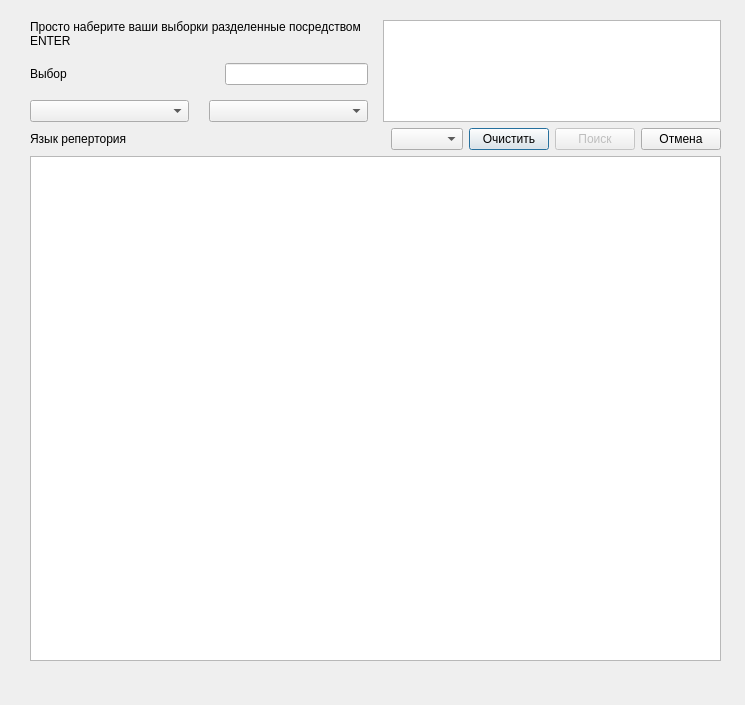
Before: the Qt Designer form vocabulary.ui in iliner23/openRadar, drawn with Qt 5.
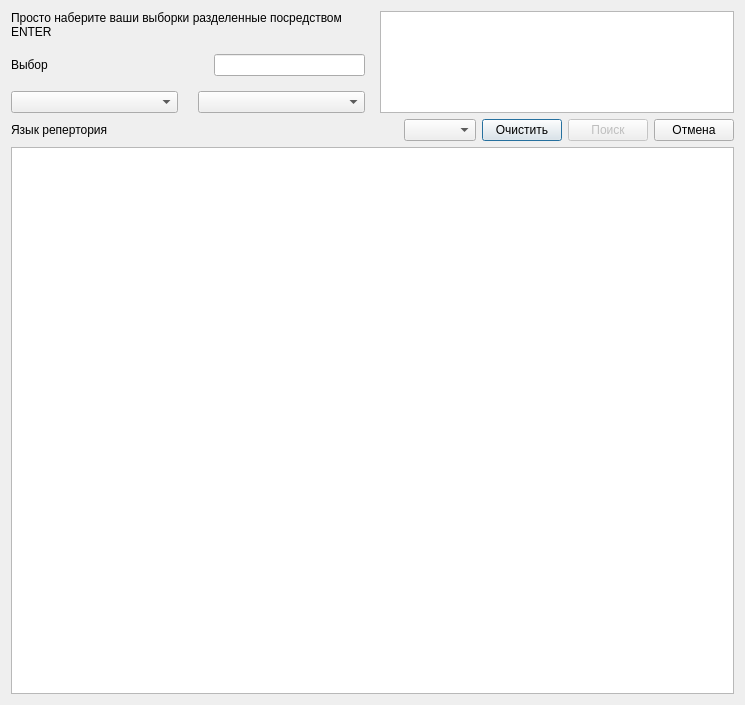
After: the same form once the commit is applied.

Commit message: Added synonyms words into vocabulary. Added blank for future searchResult class

What changed in the file:
```diff
--- a/vocabulary.ui
+++ b/vocabulary.ui
@@ -16,30 +16,20 @@
   <property name="windowTitle">
    <string>Dialog</string>
   </property>
-  <property name="modal">
-   <bool>true</bool>
-  </property>
-  <widget class="QWidget" name="verticalLayoutWidget">
-   <property name="geometry">
-    <rect>
-     <x>20</x>
-     <y>10</y>
-     <width>711</width>
-     <height>661</height>
-    </rect>
-   </property>
+  <layout class="QGridLayout" name="gridLayout">
+   <item row="0" column="0">
    <layout class="QVBoxLayout" name="verticalLayout">
     <property name="leftMargin">
-     <number>10</number>
+      <number>0</number>
     </property>
     <property name="topMargin">
-     <number>10</number>
+      <number>0</number>
     </property>
     <property name="rightMargin">
-     <number>10</number>
+      <number>0</number>
     </property>
     <property name="bottomMargin">
-     <number>10</number>
+      <number>0</number>
     </property>
     <item>
      <layout class="QHBoxLayout" name="horizontalLayout_3">
@@ -201,7 +191,8 @@
      <widget class="QListView" name="listView"/>
     </item>
    </layout>
-  </widget>
+   </item>
+  </layout>
  </widget>
  <resources/>
  <connections>
```
Left out of the diff: 2 changed lines with no effect on the pictures. Lines whose indentation alone changed are shown as unchanged. The commit also changes 18 other files.
